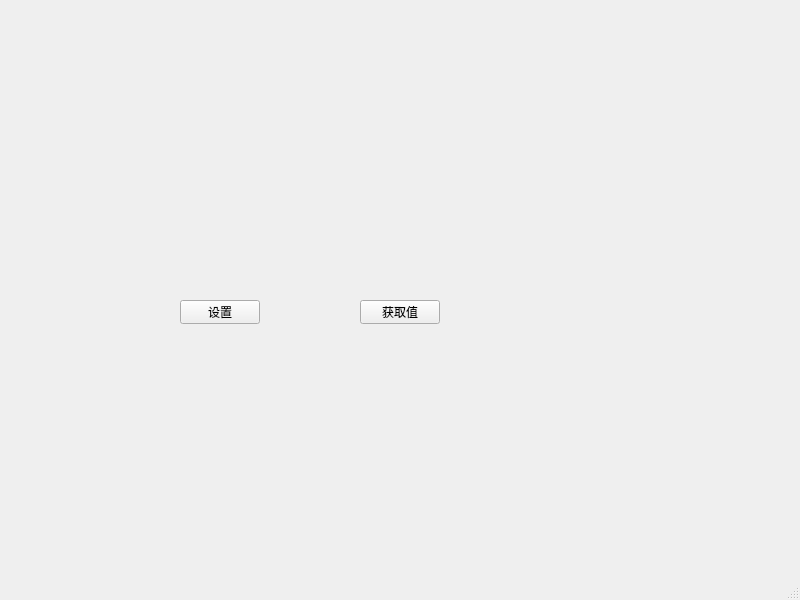
Before: the Qt Designer form test_07/mainwindow.ui in waitwalker/cpp_projects, drawn with Qt 5.
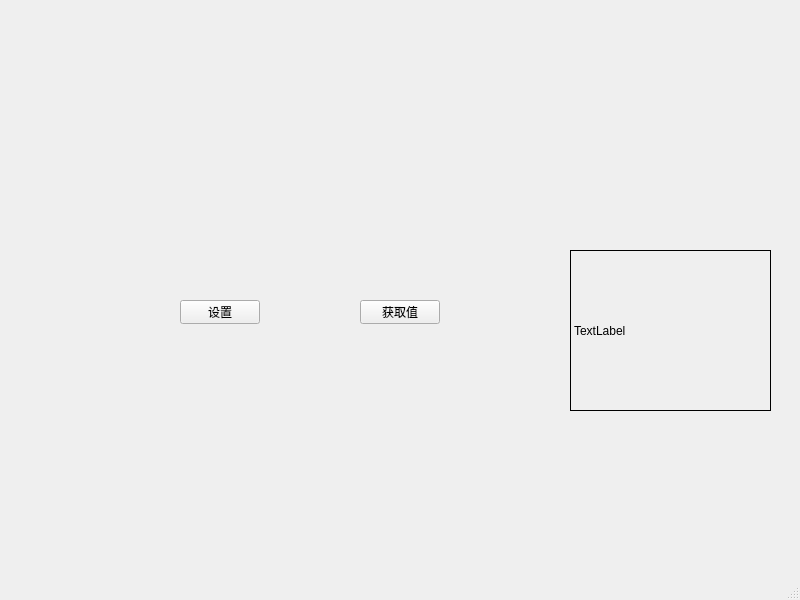
After: the same form once the commit is applied. Custom widgets are drawn as their Qt base class.

Commit message: label设置边框

```diff
--- a/test_07/mainwindow.ui
+++ b/test_07/mainwindow.ui
@@ -50,6 +50,22 @@
      <string>获取值</string>
     </property>
    </widget>
+   <widget class="QLabel" name="label">
+    <property name="geometry">
+     <rect>
+      <x>570</x>
+      <y>250</y>
+      <width>201</width>
+      <height>161</height>
+     </rect>
+    </property>
+    <property name="frameShape">
+     <enum>QFrame::Box</enum>
+    </property>
+    <property name="text">
+     <string>TextLabel</string>
+    </property>
+   </widget>
   </widget>
   <widget class="QMenuBar" name="menubar">
    <property name="geometry">
```
The commit also changes 3 other files.
